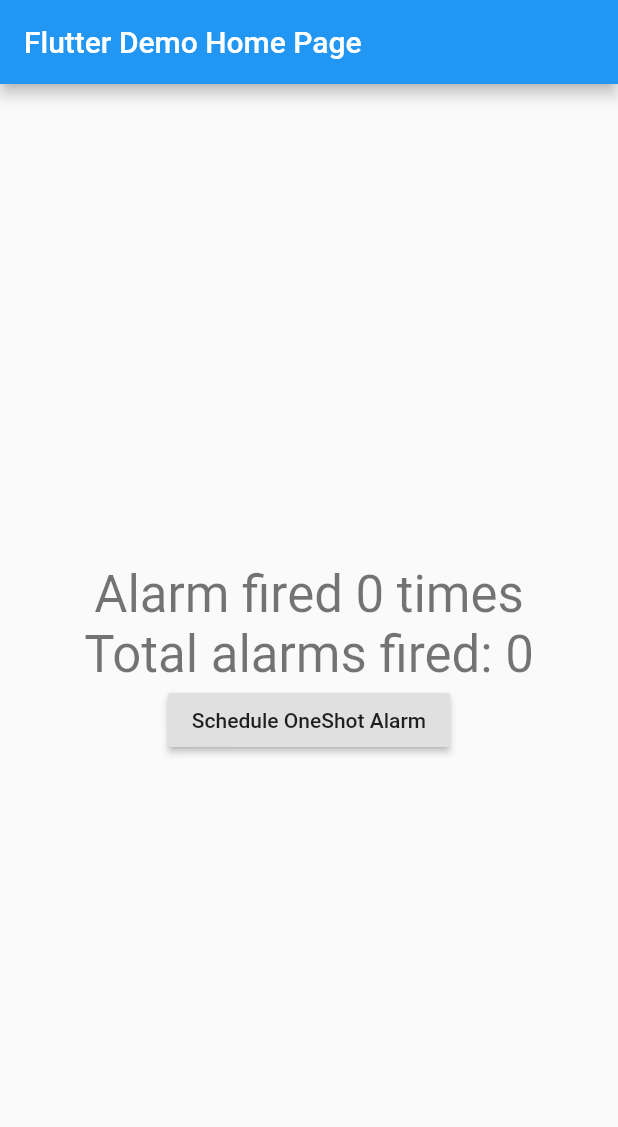
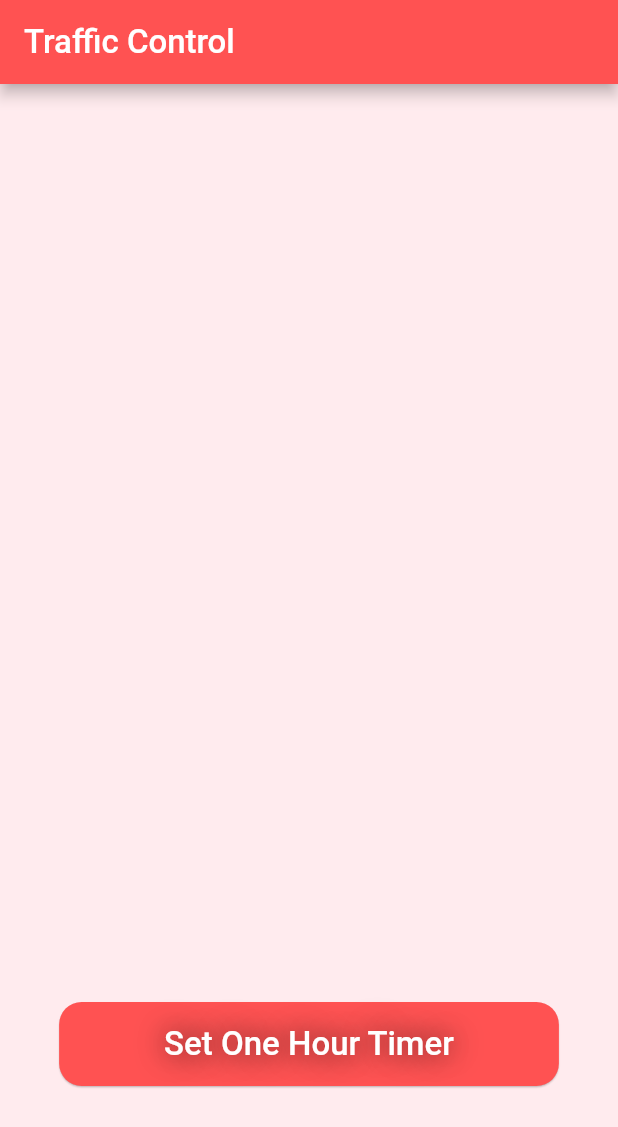
Before and after one commit to niteshJyo/Traffic-Control, a Flutter app: the screen it shows after launch, on a phone screen of 412 x 824 dp. Shown: the top 1127 px of the screen. Run offline on Flutter 3.47's test engine with Material 2 defaults, Android fonts, the phone set to English and light mode, and no system bars; our stand-ins replace google_fonts, shared_preferences; missing offline and left inert: android_alarm_manager; Roboto replaces fonts that are missing (Amaranth).

Commit message:
Changed the aesthetics of the app

```diff
--- a/lib/main.dart
+++ b/lib/main.dart
@@ -5,6 +5,7 @@ import 'dart:ui';
 import 'package:android_alarm_manager/android_alarm_manager.dart';
 import 'package:shared_preferences/shared_preferences.dart';
 import 'package:flutter/material.dart';
+import 'package:google_fonts/google_fonts.dart';
 
 /// The [SharedPreferences] key to access the alarm fire count.
 const String countKey = 'count';
@@ -19,11 +20,7 @@ final ReceivePort port = ReceivePort();
 SharedPreferences prefs;
 
 Future<void> main() async {
-  // TODO(bkonyi): uncomment
   WidgetsFlutterBinding.ensureInitialized();
-
-  // Register the UI isolate's SendPort to allow for communication from the
-  // background isolate.
   IsolateNameServer.registerPortWithName(
     port.sendPort,
     isolateName,
@@ -35,14 +32,16 @@ Future<void> main() async {
   runApp(AlarmManagerExampleApp());
 }
 
-/// Example app for Espresso plugin.
 class AlarmManagerExampleApp extends StatelessWidget {
-  // This widget is the root of your application.
   @override
   Widget build(BuildContext context) {
     return MaterialApp(
-      title: 'Flutter Demo',
-      home: _AlarmHomePage(title: 'Flutter Demo Home Page'),
+      debugShowCheckedModeBanner: false,
+      title: 'Traffic Control',
+      theme: ThemeData(
+        visualDensity: VisualDensity.adaptivePlatformDensity,
+      ),
+      home: _AlarmHomePage(title: 'Traffic Control'),
     );
   }
 }
@@ -56,87 +55,68 @@ class _AlarmHomePage extends StatefulWidget {
 }
 
 class _AlarmHomePageState extends State<_AlarmHomePage> {
-  int _counter = 0;
-
   @override
   void initState() {
     super.initState();
     AndroidAlarmManager.initialize();
 
-    // Register for events from the background isolate. These messages will
-    // always coincide with an alarm firing.
-    port.listen((_) async => await _incrementCounter());
+    port.listen((_) async => await playMusic());
   }
 
-  Future<void> _incrementCounter() async {
-    print('Increment counter!');
-
-    // Ensure we've loaded the updated count from the background isolate.
+  Future<void> playMusic() async {
+    print('Play');
     await prefs.reload();
-
-    setState(() {
-      _counter++;
-    });
   }
 
-  // The background
   static SendPort uiSendPort;
 
-  // The callback for our alarm
   static Future<void> callback() async {
     print('Alarm fired!');
 
-    // Get the previous cached count and increment it.
     final prefs = await SharedPreferences.getInstance();
     int currentCount = prefs.getInt(countKey);
     await prefs.setInt(countKey, currentCount + 1);
 
-    // This will be null if we're running in the background.
     uiSendPort ??= IsolateNameServer.lookupPortByName(isolateName);
     uiSendPort?.send(null);
   }
 
   @override
   Widget build(BuildContext context) {
-    // TODO(jackson): This has been deprecated and should be replaced
-    // with `headline4` when it's available on all the versions of
-    // Flutter that we test.
-    // ignore: deprecated_member_use
-    final textStyle = Theme.of(context).textTheme.display1;
     return Scaffold(
+      backgroundColor: Colors.red[50],
       appBar: AppBar(
-        title: Text(widget.title),
+        title: Text(widget.title, style: GoogleFonts.amaranth(fontSize: 22)),
+        backgroundColor: Colors.redAccent,
       ),
-      body: Center(
+      body: Padding(
+        padding: const EdgeInsets.symmetric(horizontal: 10, vertical: 100),
         child: Column(
-          mainAxisAlignment: MainAxisAlignment.center,
+          mainAxisAlignment: MainAxisAlignment.end,
+          crossAxisAlignment: CrossAxisAlignment.center,
           children: <Widget>[
-            Text(
-              'Alarm fired $_counter times',
-              style: textStyle,
-            ),
             Row(
               mainAxisAlignment: MainAxisAlignment.center,
               children: <Widget>[
-                Text(
-                  'Total alarms fired: ',
-                  style: textStyle,
+                RaisedButton(
+                  shape: RoundedRectangleBorder(
+                    borderRadius: BorderRadius.circular(15),
                   ),
-                Text(
-                  prefs.getInt(countKey).toString(),
-                  key: ValueKey('BackgroundCountText'),
-                  style: textStyle,
-                ),
-              ],
-            ),
-            RaisedButton(
-              child: Text(
-                'Schedule OneShot Alarm',
-              ),
+                  color: Colors.redAccent,
+                  padding: EdgeInsets.symmetric(vertical: 15, horizontal: 70),
+                  elevation: 0.5,
+                  splashColor: Colors.white70,
+                  child: Text('Set One Hour Timer',
+                      style: GoogleFonts.amaranth(
+                        shadows: <Shadow>[Shadow(blurRadius: 25, color: Colors.black87,)],
+                        fontSize: 22,
+                        color: Colors.white,
+                        fontWeight: FontWeight.w500,
+                      )),
                   key: ValueKey('RegisterOneShotAlarm'),
                   onPressed: () async {
                     await AndroidAlarmManager.oneShot(
-                  const Duration(seconds: 5),
+                      const Duration(seconds: 360),
                       // Ensure we have a unique alarm ID.
                       Random().nextInt(pow(2, 31)),
                       callback,
@@ -146,6 +126,8 @@ class _AlarmHomePageState extends State<_AlarmHomePage> {
                   },
                 ),
               ],
+            )
+          ],
         ),
       ),
     );
--- a/pubspec.yaml
+++ b/pubspec.yaml
@@ -28,6 +28,9 @@ dependencies:
   # The following adds the Cupertino Icons font to your application.
   # Use with the CupertinoIcons class for iOS style icons.
   cupertino_icons: ^1.0.0
+  android_alarm_manager: ^0.4.5+14
+  shared_preferences:
+  google_fonts:
 
 dev_dependencies:
   flutter_test:
```
Also changed, not shown: pubspec.lock, 3 other files. Lines whose indentation alone changed are shown as unchanged.
